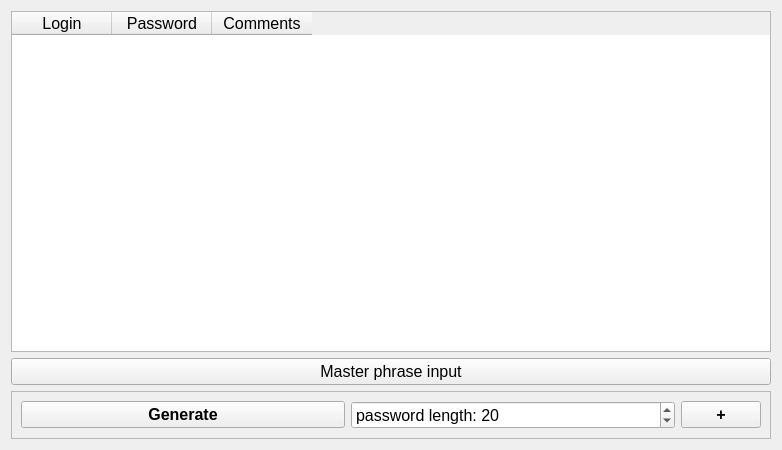
Qt form widget.ui (nawww83/AllPass) before a commit.
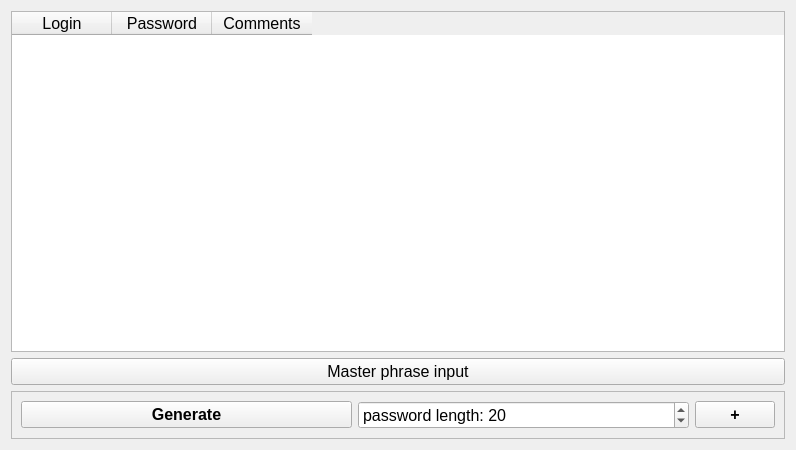
The same form after that commit.

Commit message: Add padded permutation dlog256

The edit to the form file:
```diff
--- a/widget.ui
+++ b/widget.ui
@@ -6,7 +6,7 @@
    <rect>
     <x>0</x>
     <y>0</y>
-    <width>782</width>
+    <width>796</width>
     <height>450</height>
    </rect>
   </property>
```
The commit also changes 1 other file.
